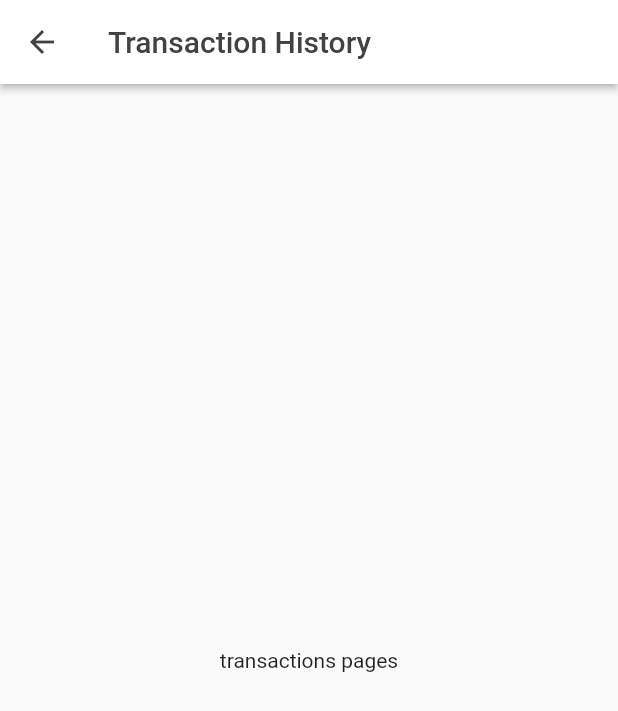
After one commit to faizainur/pharmacy-app-flutter, a Flutter app: the HistoryPage screen opened directly, on a phone screen of 412 x 824 dp. The commit adds this screen. Shown: the top 711 px of the screen. Run offline on Flutter 3.47's test engine with Material 2 defaults, Android fonts, the phone set to English and light mode, and no system bars; our stand-ins replace dotted_border, font_awesome_flutter, rflutter_alert; missing offline and left inert: avatar_letter, easy_dialog, flutter_barcode_scanner, random_color.

Commit message:
adding history_page

```diff
--- /dev/null
+++ b/lib/history_page.dart
@@ -0,0 +1,28 @@
+import 'package:flutter/material.dart';
+
+class HistoryPage extends StatefulWidget {
+  @override
+  _HistoryPageState createState() => _HistoryPageState();
+}
+
+class _HistoryPageState extends State<HistoryPage> {
+  @override
+  Widget build(BuildContext context) {
+    return Scaffold(
+      appBar: AppBar(
+        backgroundColor: Colors.white,
+        elevation: 2,
+        leading: BackButton(color: Colors.grey[800],),
+        title: Text(
+          "Transaction History",
+          style: TextStyle(color: Colors.grey[800]),
+        ),
+      ),
+      body: Container(
+        child: Center(
+          child: Text("transactions pages"),
+        ),
+      ),
+    );
+  }
+}
--- a/pubspec.yaml
+++ b/pubspec.yaml
@@ -14,7 +14,7 @@ description: A new Flutter project.
 version: 1.0.0+1
 
 environment:
-  sdk: ">=2.1.0 <3.0.0"
+  sdk: ">=2.2.2 <3.0.0"
 
 dependencies:
   flutter:
```
Also changed, not shown: lib/history_transactions_page.dart (deleted, +0 -22 lines), lib/main.dart (+19 -7 lines), lib/products_page.dart (+48 -19 lines), lib/rounded_container_widget.dart (+0 -12 lines), lib/sort_bottom_sheet.dart (+2 -10 lines).
